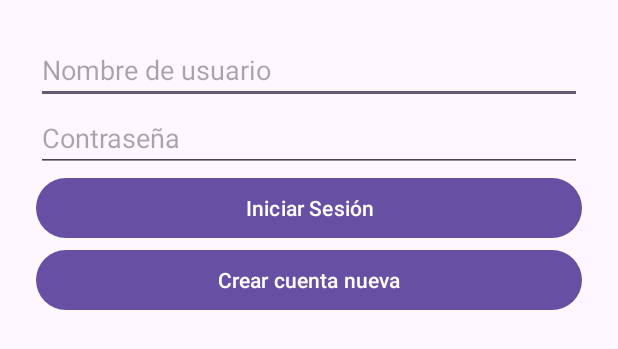
After one commit to Omar-Gabriel-Martinez/Daydream-Daily, an Android app: the layout activity_login.xml on its own in the app's theme, with its tools: preview values and no code run, on a phone screen of 412 x 824 dp. The commit adds this screen. Shown: the top 349 px of the screen. Run offline under Robolectric (Android 15) with nearby library versions, the phone set to English and light mode, and no system bars.

Commit message:
Login funcional

```diff
--- a/app/src/main/java/com/martinez_orozco_moya_cuevas/sleepytraveler/SplashActivity.kt
+++ b/app/src/main/java/com/martinez_orozco_moya_cuevas/sleepytraveler/SplashActivity.kt
@@ -14,7 +14,7 @@ class SplashActivity : AppCompatActivity() {
 
         // Espera 3 segundos y luego abre MainActivity (puedes cambiar el tiempo)
         Handler(Looper.getMainLooper()).postDelayed({
-            startActivity(Intent(this, MainActivity::class.java))
+            startActivity(Intent(this, LoginActivity::class.java))
             finish()
         }, 4000)
     }
--- /dev/null
+++ b/app/src/main/res/layout/activity_login.xml
@@ -0,0 +1,32 @@
+<?xml version="1.0" encoding="utf-8"?>
+<LinearLayout xmlns:android="http://schemas.android.com/apk/res/android"
+    android:layout_width="match_parent"
+    android:layout_height="match_parent"
+    android:orientation="vertical"
+    android:padding="24dp">
+
+    <EditText
+        android:id="@+id/etUsername"
+        android:layout_width="match_parent"
+        android:layout_height="wrap_content"
+        android:hint="Nombre de usuario" />
+
+    <EditText
+        android:id="@+id/etPassword"
+        android:layout_width="match_parent"
+        android:layout_height="wrap_content"
+        android:hint="Contraseña"
+        android:inputType="textPassword" />
+
+    <Button
+        android:id="@+id/btnLogin"
+        android:layout_width="match_parent"
+        android:layout_height="wrap_content"
+        android:text="Iniciar Sesión" />
+
+    <Button
+        android:id="@+id/btnGoToRegister"
+        android:layout_width="match_parent"
+        android:layout_height="wrap_content"
+        android:text="Crear cuenta nueva" />
+</LinearLayout>
--- a/gradle/libs.versions.toml
+++ b/gradle/libs.versions.toml
@@ -1,5 +1,6 @@
 [versions]
 agp = "8.8.0"
+firebaseBom = "33.13.0"
 kotlin = "1.9.24"
 coreKtx = "1.16.0"
 junit = "4.13.2"
@@ -10,9 +11,12 @@ lottie = "6.4.0"
 material = "1.12.0"
 activity = "1.10.1"
 constraintlayout = "2.2.1"
+androidx-navigation = "2.9.0"
 
 [libraries]
 androidx-core-ktx = { group = "androidx.core", name = "core-ktx", version.ref = "coreKtx" }
+firebase-auth-ktx = { module = "com.google.firebase:firebase-auth-ktx" }
+firebase-bom = { module = "com.google.firebase:firebase-bom", version.ref = "firebaseBom" }
 junit = { group = "junit", name = "junit", version.ref = "junit" }
 androidx-junit = { group = "androidx.test.ext", name = "junit", version.ref = "junitVersion" }
 androidx-espresso-core = { group = "androidx.test.espresso", name = "espresso-core", version.ref = "espressoCore" }
@@ -21,6 +25,8 @@ lottie = { module = "com.airbnb.android:lottie", version.ref = "lottie" }
 material = { group = "com.google.android.material", name = "material", version.ref = "material" }
 androidx-activity = { group = "androidx.activity", name = "activity", version.ref = "activity" }
 androidx-constraintlayout = { group = "androidx.constraintlayout", name = "constraintlayout", version.ref = "constraintlayout" }
+androidx-navigation-fragment-ktx = { module = "androidx.navigation:navigation-fragment-ktx", version.ref = "androidx-navigation" }
+androidx-navigation-ui-ktx = { module = "androidx.navigation:navigation-ui-ktx", version.ref = "androidx-navigation" }
 
 [plugins]
 android-application = { id = "com.android.application", version.ref = "agp" }
```
Also changed, not shown: app/build.gradle.kts (+12 -3 lines), app/src/main/AndroidManifest.xml (+4 -5 lines), app/src/main/java/com/martinez_orozco_moya_cuevas/sleepytraveler/LoginActivity.kt (added, +42 -0 lines), app/src/main/java/com/martinez_orozco_moya_cuevas/sleepytraveler/RegisterActivity.kt (added, +51 -0 lines), app/src/main/res/layout/activity_register.xml (added, +33 -0 lines).
